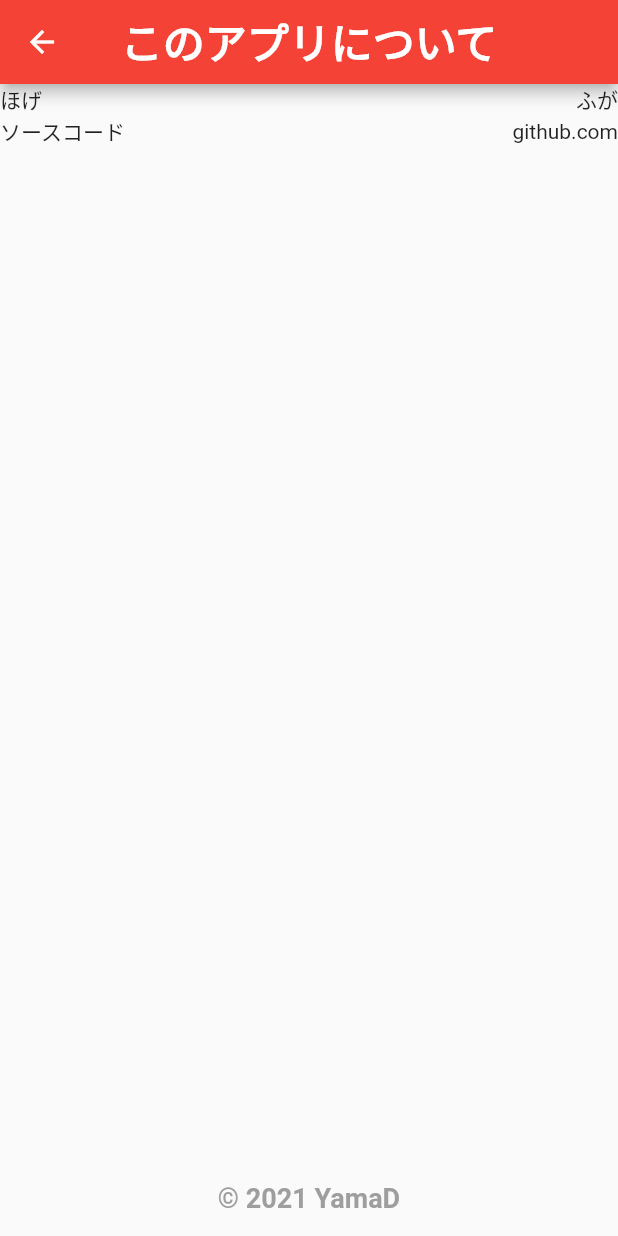
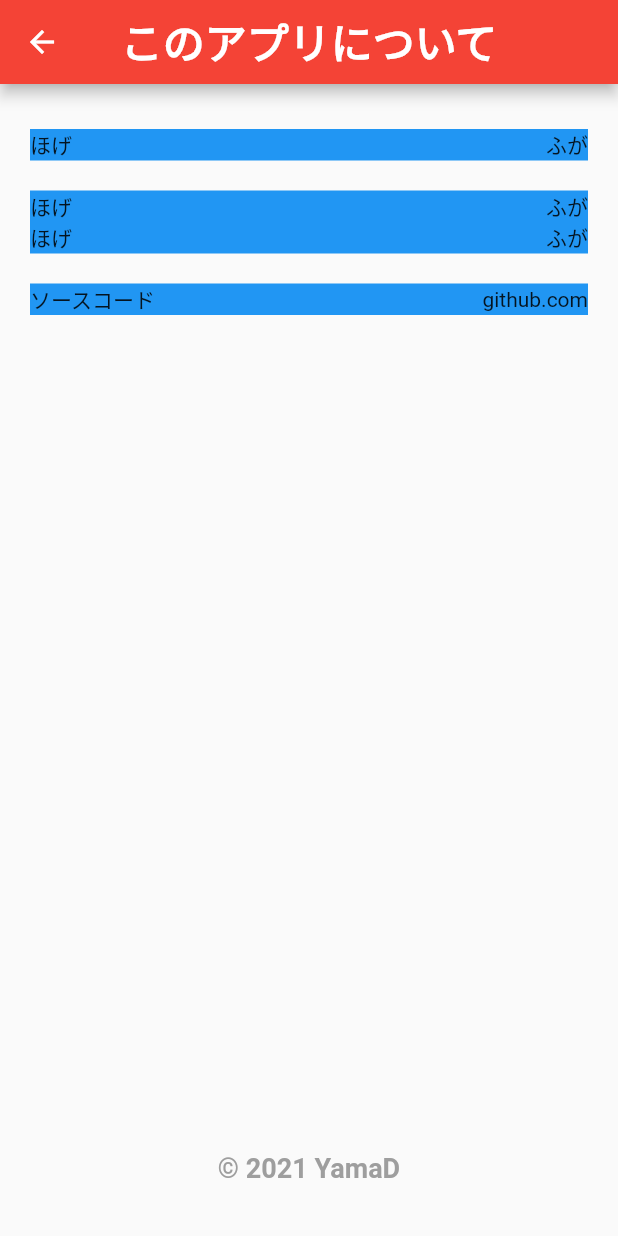
Before and after one commit to yamader/cjp-app, a Flutter app: the screen it shows after launch, after a tap on the "info outline" icon, on a phone screen of 412 x 824 dp. Run offline on Flutter 3.47's test engine with Material 2 defaults, Android fonts, the phone set to English and light mode, and no system bars; our stand-ins replace fluttertoast, package_info, share, tuple, url_launcher_web.

Commit message:
なんか

```diff
--- a/lib/GeneratorPage.dart
+++ b/lib/GeneratorPage.dart
@@ -57,7 +57,10 @@ class _GeneratorPageState extends State<GeneratorPage> {
                   ),
                 );
               }
-              if(snapshot.hasData){
+              if(!snapshot.hasData){
+                // ローディング
+                return SizedBox.shrink();
+              } else {
                 if(!snapshot.data!) {
                   // そんなことはないと思うけど
                   Fluttertoast.showToast(msg: "辞書が読み込まれていません?!");
@@ -144,7 +147,7 @@ class _GeneratorPageState extends State<GeneratorPage> {
                       ),
                       Container(
                         margin: EdgeInsets.only(top: 20),
-                        height: 60,
+                        height: 65,
                         decoration: BoxDecoration(
                           boxShadow: [
                             BoxShadow(
@@ -158,16 +161,16 @@ class _GeneratorPageState extends State<GeneratorPage> {
                           alignment: AlignmentDirectional.center,
                           children: [
                             Container(
-                              height: 60,
+                              height: 65,
                               decoration: BoxDecoration(
                                 color: Colors.red,
                               ),
                             ),
                             Positioned(
-                              height: 110,
+                              height: 120,
                               child: Container(
-                                width: 110,
-                                height: 110,
+                                width: 120,
+                                height: 120,
                                 decoration: BoxDecoration(
                                   shape: BoxShape.circle,
                                   color: Colors.white,
@@ -225,9 +228,6 @@ class _GeneratorPageState extends State<GeneratorPage> {
                       ),
                     ],
                   );
-              }else{
-                // ローディング
-                return SizedBox.shrink();
               }
             },
           ),
--- a/lib/InfoPage.dart
+++ b/lib/InfoPage.dart
@@ -17,21 +17,28 @@ class InfoPage extends StatelessWidget {
         child: Column(
           children: [
             Expanded(
+              child: Container(
+                margin: EdgeInsets.only(top: 20),
                 child: Column(
                   children: [
                     _InfoContainer([
                       _InfoRowSideBySide.textBoth("ほげ","ふが"),
                     ]),
                     _InfoContainer([
+                      _InfoRowSideBySide.textBoth("ほげ","ふが"),
+                      _InfoRowSideBySide.textBoth("ほげ","ふが"),
+                    ]),
+                    _InfoContainer([
                       _InfoRowSideBySide.textTitle(
                         "ソースコード",
-                      _TextLink("github.com","https://github.com/yamader/cjp")),
-                  ])
+                        _TextLink("github.com","https://github.com/yamader/cjp-app")),
+                    ]),
                   ],
                 ),
               ),
+            ),
             Container(
-              margin: EdgeInsets.only(top: 10,bottom: 15,),
+              margin: EdgeInsets.only(top: 10,bottom: 35,),
               child: _TextLink(
                 "© 2021 YamaD",
                 "https://www.dyama.net",
@@ -56,9 +63,11 @@ class _InfoContainer extends StatelessWidget {
   @override
   Widget build(BuildContext context)=>_children.length==0?SizedBox.shrink():
     Container(
+      margin: EdgeInsets.symmetric(vertical: 10,horizontal: 20),
+      decoration: BoxDecoration(
+        color: Colors.blue,
+      ),
       child: Column(children: _children),
-      decoration: BoxDecoration(
-      ),
     );
 }
 class _InfoRowSideBySide extends StatelessWidget {
```
Also changed, not shown: pubspec.yaml (+7 -0 lines), 6 other files. Lines whose indentation alone changed are shown as unchanged.
